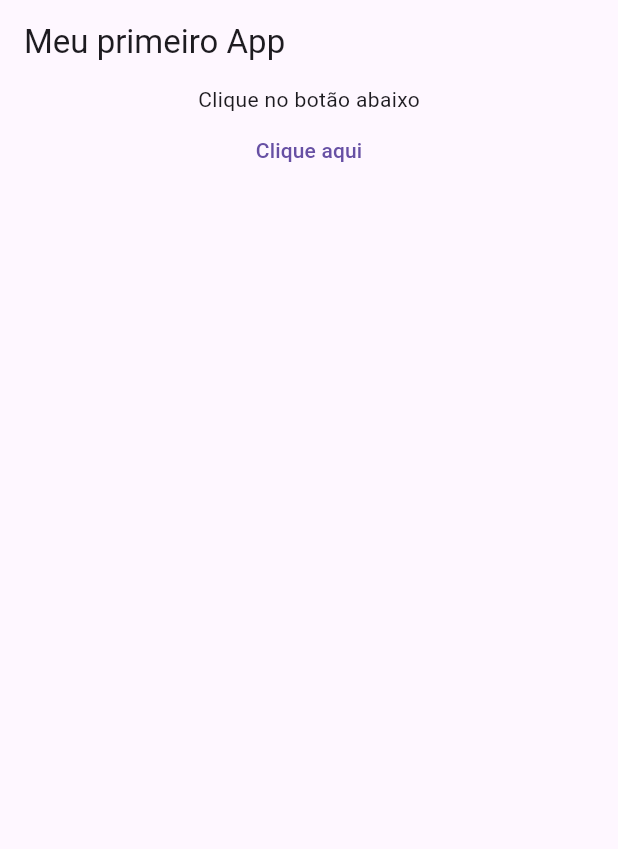
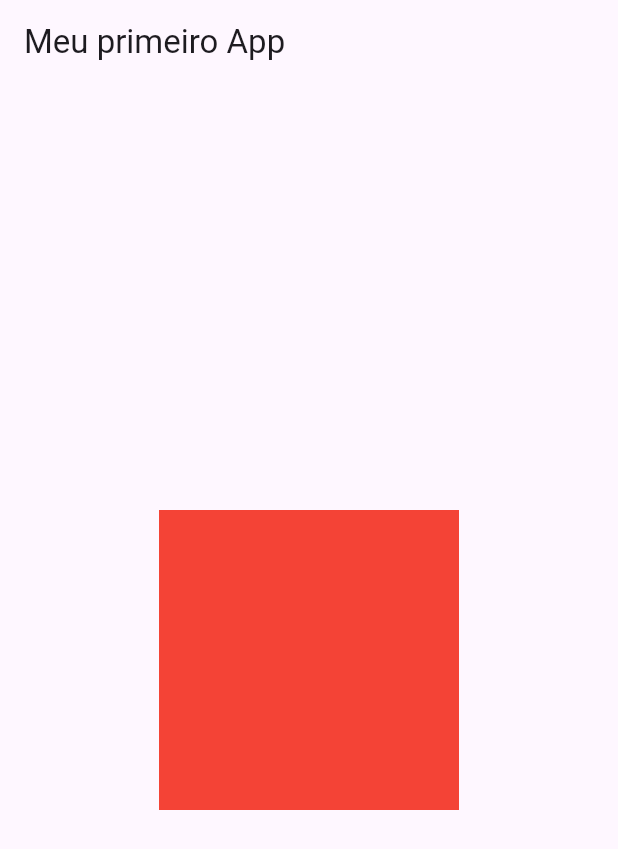
Before and after one commit to dearaujogabriel/curso-flutter-b7web, a Flutter app: the screen it shows after launch, on a phone screen of 412 x 824 dp. Shown: the top 849 px of the screen. Run offline on Flutter 3.47's test engine with Material 3 defaults, Android fonts, the phone set to English and light mode, and no system bars.

Commit message:
Componentes externos 1/2

```diff
--- a/lib/functions.dart
+++ /dev/null
@@ -1,3 +0,0 @@
-botaoAction() {
-  print("Clicou no botao que está em outra classe...");
-}
--- a/lib/main.dart
+++ b/lib/main.dart
@@ -4,6 +4,8 @@ import 'functions.dart';
 void main() => runApp(MeuApp());
 
 class MeuApp extends StatelessWidget {
+  const MeuApp({super.key});
+
   @override
   Widget build(BuildContext context) {
     return MaterialApp(
@@ -12,17 +14,22 @@ class MeuApp extends StatelessWidget {
           title: const Text("Meu primeiro App"),
         ),
         body: const Center(
-          child: Column(
-            children: <Widget>[
-              Text("Clique no botão abaixo"),
-              TextButton(
-                onPressed: botaoAction,
-                child: Text("Clique aqui"),
-              ),
-            ],
-          ),
+          child: Exemplo()
         ),
       ),
     );
   }
 }
+
+class Exemplo extends StatelessWidget {
+  const Exemplo({super.key});
+
+  @override
+  Widget build(BuildContext context) {
+    return Container(
+      width: 200,
+      height: 200,
+      color: Colors.red,
+    );
+  }
+}
```
